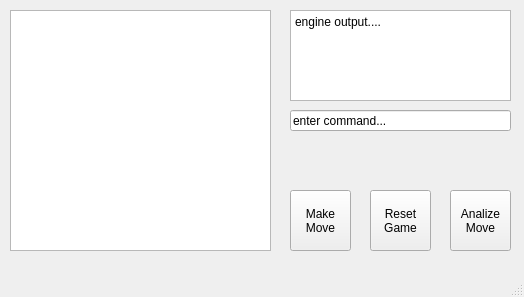
neduard/nimgame-atestat, file mainwindow.ui: the form before one commit.
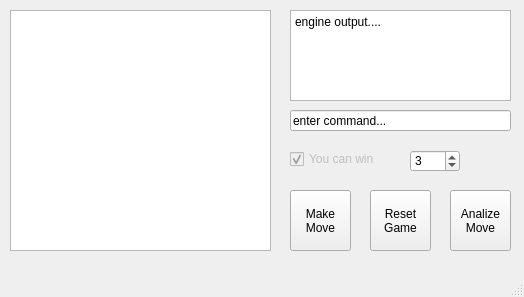
The form after the commit.

Commit message: variable number of piles, implemented reset button

The edit to the form file:
```diff
--- a/mainwindow.ui
+++ b/mainwindow.ui
@@ -113,6 +113,44 @@
 Move</string>
     </property>
    </widget>
+   <widget class="QCheckBox" name="winning">
+    <property name="enabled">
+     <bool>false</bool>
+    </property>
+    <property name="geometry">
+     <rect>
+      <x>290</x>
+      <y>150</y>
+      <width>101</width>
+      <height>18</height>
+     </rect>
+    </property>
+    <property name="text">
+     <string>You can win</string>
+    </property>
+    <property name="checked">
+     <bool>true</bool>
+    </property>
+   </widget>
+   <widget class="QSpinBox" name="spinBox">
+    <property name="geometry">
+     <rect>
+      <x>410</x>
+      <y>150</y>
+      <width>50</width>
+      <height>22</height>
+     </rect>
+    </property>
+    <property name="minimum">
+     <number>2</number>
+    </property>
+    <property name="maximum">
+     <number>7</number>
+    </property>
+    <property name="value">
+     <number>3</number>
+    </property>
+   </widget>
   </widget>
   <widget class="QMenuBar" name="menubar">
    <property name="geometry">
```
The commit also changes 5 other files.
